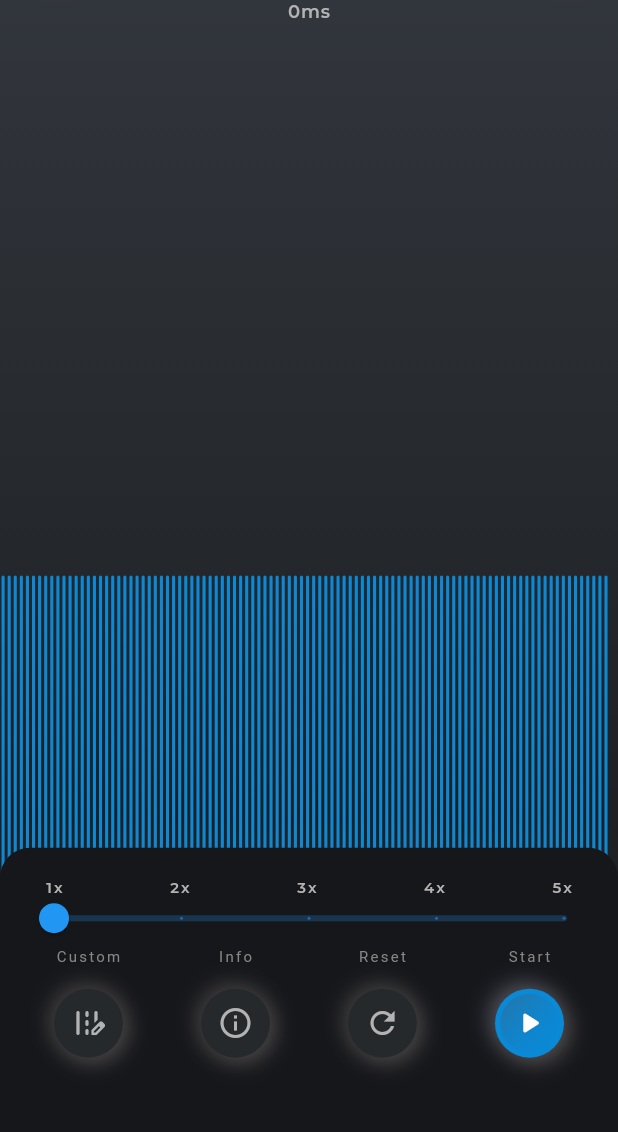
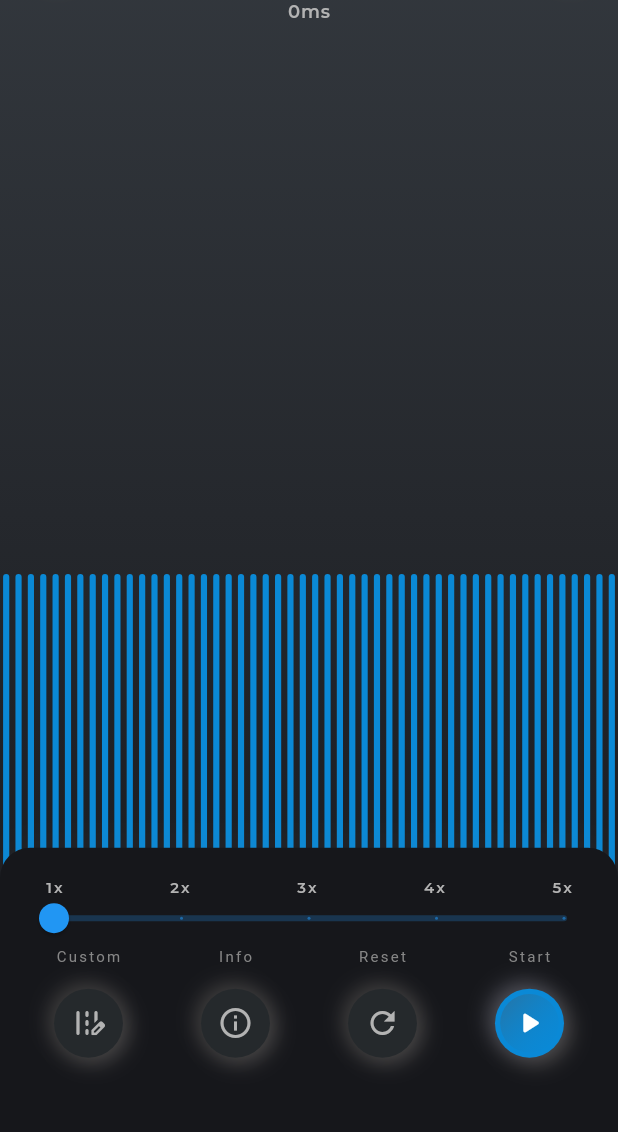
Before and after one commit to roshan9419/Sortlizer, a Flutter app: the screen it shows after launch, after a tap on the "play arrow" icon, on a phone screen of 412 x 824 dp, the part 104-1236 px from its top. Run offline on Flutter 3.47's test engine with Material 2 defaults, Android fonts, the phone set to English and light mode, and no system bars; our stand-ins replace animated_text_kit, auto_route, flutter_svg, get_it, injectable, stacked and 1 more; missing offline and left inert: charcode; Roboto replaces fonts that are missing (Arial).

Commit message:
Fixed Sorting Bars

```diff
--- a/lib/ui/views/visualizer_view.dart
+++ b/lib/ui/views/visualizer_view.dart
@@ -328,7 +328,7 @@ class _VisualizerContainerWidget extends ViewModelWidget<VisualizerViewModel> {
                 return Container(
                   height: model.maxNumber,
                   child: Padding(
-                    padding: EdgeInsets.only(right: 2),
+                    padding: EdgeInsets.only(right: division * 0.5),
                     child: CustomPaint(
                         painter: BarPainter(
                             index: counter,
--- a/lib/ui/views/visualizer_viewmodel.dart
+++ b/lib/ui/views/visualizer_viewmodel.dart
@@ -1,6 +1,5 @@
 import 'dart:async';
 import 'dart:math';
-import 'dart:ui';
 
 import 'package:flutter/cupertino.dart';
 import 'package:flutter/material.dart';
@@ -8,7 +7,6 @@ import 'package:sorting_visualization/app/locator.dart';
 import 'package:sorting_visualization/datamodels/algorithmType.dart';
 import 'package:sorting_visualization/datamodels/bottomSheetType.dart';
 import 'package:sorting_visualization/utils/contents.dart';
-import 'package:sorting_visualization/utils/sorting_color_schemes.dart';
 import 'package:stacked/stacked.dart';
 import 'package:stacked_services/stacked_services.dart';
 
@@ -27,7 +25,7 @@ class VisualizerViewModel extends FutureViewModel<StreamController<List<int>>> {
   int _chkValueIdx = -1;
   int get checkingValueIdx => _chkValueIdx;
 
-  double _sampleSize = 100;
+  double _sampleSize = 50;
   double get sampleSize => _sampleSize;
 
   double _maxNumber = 400;
--- a/lib/utils/contents.dart
+++ b/lib/utils/contents.dart
@@ -30,11 +30,11 @@ class DataContent {
       case AlgorithmType.BUBBLE_SORT:
         return bubbleSortDescription();
       case AlgorithmType.INSERTION_SORT:
-        return mergeSortDescription();
+        return bubbleSortDescription();
       case AlgorithmType.SELECTION_SORT:
         return bubbleSortDescription();
       case AlgorithmType.MERGE_SORT:
-        return bubbleSortDescription();
+        return mergeSortDescription();
       case AlgorithmType.QUICK_SORT:
         return bubbleSortDescription();
       default:
@@ -47,11 +47,11 @@ class DataContent {
       case AlgorithmType.BUBBLE_SORT:
         return bubbleSortTimeComplexities();
       case AlgorithmType.INSERTION_SORT:
-        return mergeSortTimeComplexities();
+        return bubbleSortTimeComplexities();
       case AlgorithmType.SELECTION_SORT:
         return bubbleSortTimeComplexities();
       case AlgorithmType.MERGE_SORT:
-        return bubbleSortTimeComplexities();
+        return mergeSortTimeComplexities();
       case AlgorithmType.QUICK_SORT:
         return bubbleSortTimeComplexities();
       default:
@@ -64,11 +64,11 @@ class DataContent {
       case AlgorithmType.BUBBLE_SORT:
         return bubbleSortCode();
       case AlgorithmType.INSERTION_SORT:
-        return mergeSortCode();
+        return bubbleSortCode();
       case AlgorithmType.SELECTION_SORT:
         return bubbleSortCode();
       case AlgorithmType.MERGE_SORT:
-        return bubbleSortCode();
+        return mergeSortCode();
       case AlgorithmType.QUICK_SORT:
         return bubbleSortCode();
       default:
```
